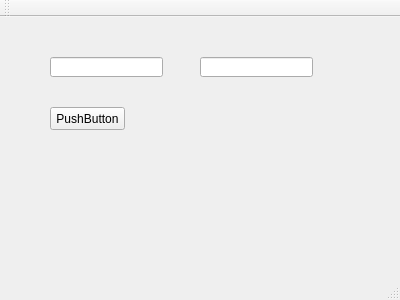
The window that mainwindow.ui (JetV/Bac_Diplom) describes before a commit, drawn with Qt 5.
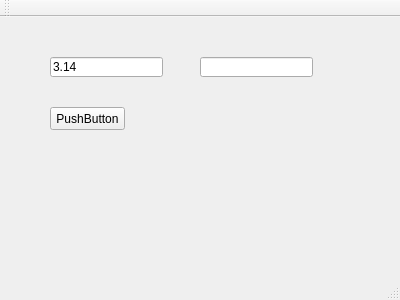
The same window after the commit.

Commit message: Поменял mainwindow.ui

Patch:
```diff
--- a/mainwindow.ui
+++ b/mainwindow.ui
@@ -23,6 +23,9 @@
       <height>20</height>
      </rect>
     </property>
+    <property name="text">
+     <string>3.14</string>
+    </property>
    </widget>
    <widget class="QLineEdit" name="lineEdit_2">
     <property name="geometry">
```
Left out of the diff: 2 changed lines with no effect on the pictures.
